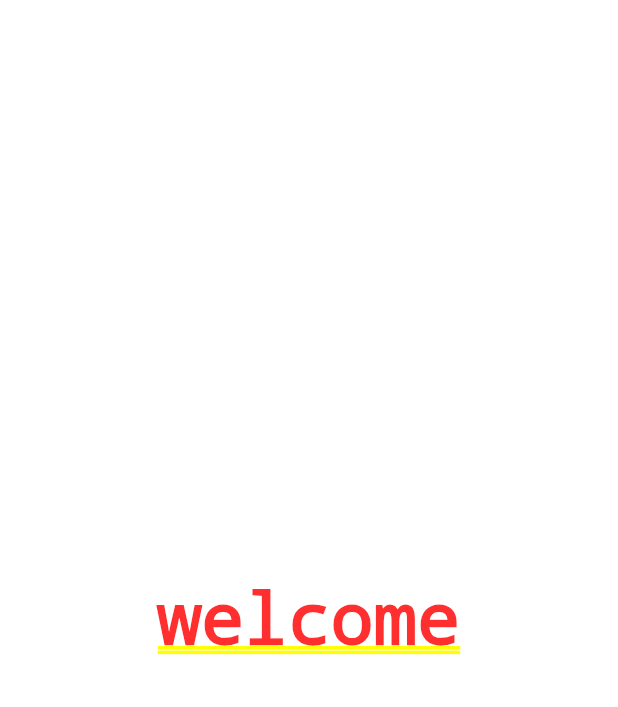
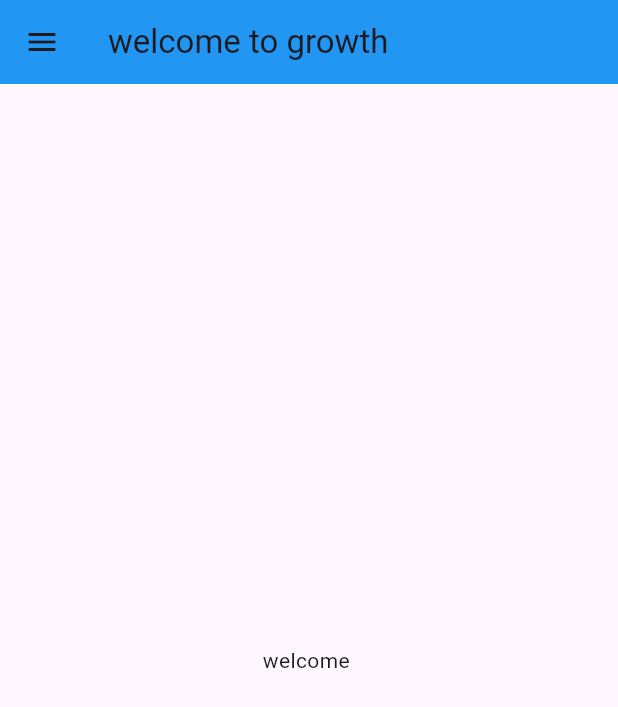
Before and after one commit to Gauarv72/flutter-catalog-application, a Flutter app: the screen it shows after launch, on a phone screen of 412 x 824 dp. Shown: the top 707 px of the screen. Run offline on Flutter 3.47's test engine with Material 3 defaults, Android fonts, the phone set to English and light mode, and no system bars.

Commit message:
day 2 over

```diff
--- /dev/null
+++ b/lib/Screens/Homepage.dart
@@ -0,0 +1,21 @@
+import 'package:flutter/material.dart';
+
+class HomePage extends StatelessWidget {
+  const HomePage({super.key});
+
+  @override
+  Widget build(BuildContext context) {
+    return  Scaffold(
+      appBar: AppBar(
+        backgroundColor: Colors.blue,
+        title: Text("welcome to growth"),
+      ),
+        body: Center(
+          child: Container(
+            child: Text("welcome "),
+          ),
+        ),
+        drawer: Drawer(),
+      );
+  }
+}
--- a/lib/main.dart
+++ b/lib/main.dart
@@ -1,4 +1,5 @@
 import 'package:flutter/material.dart';
+import 'package:flutter_application/Screens/Homepage.dart';
 
 void main(){
   runApp(MyApp());
@@ -10,12 +11,9 @@ class MyApp extends StatelessWidget {
 
   @override
   Widget build(BuildContext context) {
+    int age = 30;
     return MaterialApp(
-      home: Center(
-        child: Container(
-          child: Text("welcome"),
-        ),
-      ),
+      home: HomePage()
     );
 
 
```
